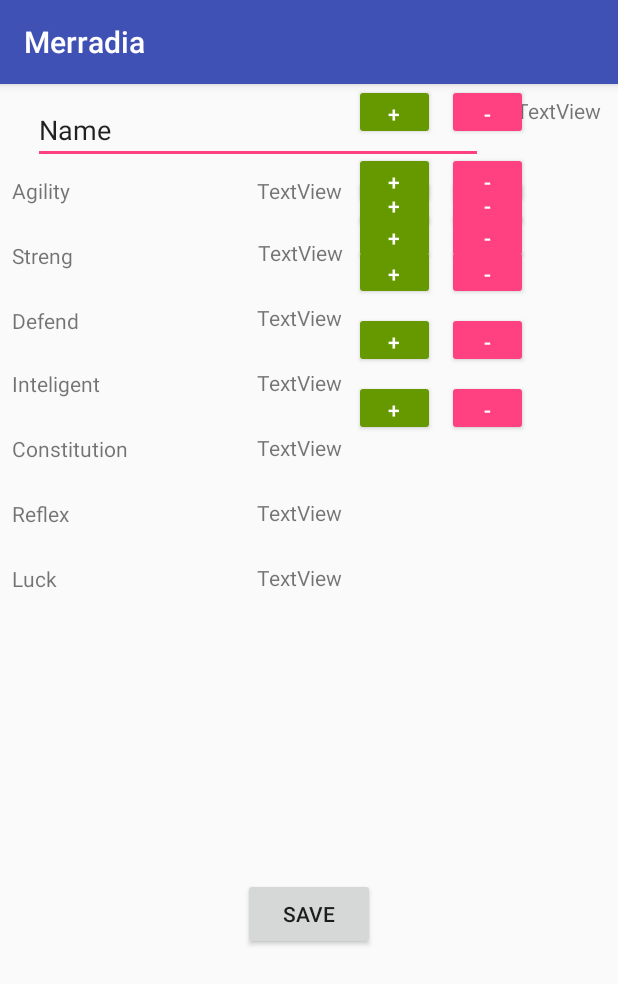
After one commit to DisasterSoft/Merradia, an Android app: the MakeCharakter screen opened directly, with no data from a screen before it, on a phone screen of 412 x 824 dp. The commit adds this screen. Shown: the top 984 px of the screen. Run offline under Robolectric (Android 15) with nearby library versions, the phone set to English and light mode, and no system bars.

Commit message:
make charakter
in progress

```diff
--- a/app/build.gradle
+++ b/app/build.gradle
@@ -10,9 +10,9 @@ android {
         versionName "1.0"
         testInstrumentationRunner "android.support.test.runner.AndroidJUnitRunner"
 
-            lintOptions {
-                abortOnError false
-            }
+        lintOptions {
+            abortOnError false
+        }
     }
     buildTypes {
         release {
--- /dev/null
+++ b/app/src/main/java/com/ewulusen/disastersoft/merradia/MakeCharakter.java
@@ -0,0 +1,13 @@
+package com.ewulusen.disastersoft.merradia;
+
+import android.support.v7.app.AppCompatActivity;
+import android.os.Bundle;
+
+public class MakeCharakter extends AppCompatActivity {
+
+    @Override
+    protected void onCreate(Bundle savedInstanceState) {
+        super.onCreate(savedInstanceState);
+        setContentView(R.layout.activity_make_charakter);
+    }
+}
--- a/app/src/main/java/com/ewulusen/disastersoft/merradia/mainScreen.java
+++ b/app/src/main/java/com/ewulusen/disastersoft/merradia/mainScreen.java
@@ -4,6 +4,8 @@ import android.content.Intent;
 import android.database.Cursor;
 import android.support.v7.app.AppCompatActivity;
 import android.os.Bundle;
+import android.view.View;
+import android.widget.Button;
 import android.widget.TextView;
 
 public class mainScreen extends AppCompatActivity {
@@ -11,6 +13,7 @@ public class mainScreen extends AppCompatActivity {
     public static String id;
     databaseHelper userDB;
     TextView kiir;
+    Button mkchar,editChar,fight;
     @Override
     protected void onCreate(Bundle savedInstanceState) {
         super.onCreate(savedInstanceState);
@@ -29,6 +32,18 @@ public class mainScreen extends AppCompatActivity {
             findViewById(R.id.fight).setEnabled(false);
             findViewById(R.id.editChar).setEnabled(false);
         }
+        mkchar=findViewById(R.id.makechar);
+        mkchar.setOnClickListener(new View.OnClickListener() {
+            @Override
+            public void onClick(View view) {
+                Intent intent2 = null;
+                intent2 = new Intent(mainScreen.this, MakeCharakter.class);
+                intent2.putExtra("datas", id);
+                startActivity(intent2);
+                finish();
+            }
+        });
+
 
     }
 }
--- a/app/src/main/res/layout/activity_main_screen.xml
+++ b/app/src/main/res/layout/activity_main_screen.xml
@@ -28,7 +28,6 @@
         android:text="@string/mkchar"
         app:layout_constraintBottom_toTopOf="@+id/imageView2"
         app:layout_constraintEnd_toEndOf="parent"
-        app:layout_constraintHorizontal_bias="1.0"
         app:layout_constraintStart_toStartOf="parent"
         app:layout_constraintTop_toBottomOf="@+id/editChar"
         app:layout_constraintVertical_bias="0.0" />
--- /dev/null
+++ b/app/src/main/res/layout/activity_make_charakter.xml
@@ -0,0 +1,368 @@
+<?xml version="1.0" encoding="utf-8"?>
+<android.support.constraint.ConstraintLayout xmlns:android="http://schemas.android.com/apk/res/android"
+    xmlns:app="http://schemas.android.com/apk/res-auto"
+    xmlns:tools="http://schemas.android.com/tools"
+    android:layout_width="match_parent"
+    android:layout_height="match_parent"
+    android:backgroundTint="@android:color/holo_green_dark"
+    tools:context="com.ewulusen.disastersoft.merradia.MakeCharakter">
+
+    <EditText
+        android:id="@+id/editText"
+        android:layout_width="300dp"
+        android:layout_height="wrap_content"
+        android:layout_marginEnd="8dp"
+        android:layout_marginStart="8dp"
+        android:layout_marginTop="8dp"
+        android:ems="10"
+        android:inputType="textPersonName"
+        android:text="Name"
+        app:layout_constraintEnd_toStartOf="@+id/textView15"
+        app:layout_constraintStart_toStartOf="parent"
+        app:layout_constraintTop_toTopOf="parent" />
+
+    <TextView
+        android:id="@+id/textView2"
+        android:layout_width="wrap_content"
+        android:layout_height="wrap_content"
+        android:layout_marginEnd="8dp"
+        android:layout_marginStart="8dp"
+        android:layout_marginTop="8dp"
+        android:text="@string/agi"
+        app:layout_constraintEnd_toStartOf="@+id/textView9"
+        app:layout_constraintHorizontal_bias="0.0"
+        app:layout_constraintStart_toStartOf="parent"
+        app:layout_constraintTop_toBottomOf="@+id/editText" />
+
+    <TextView
+        android:id="@+id/textView3"
+        android:layout_width="wrap_content"
+        android:layout_height="19dp"
+        android:layout_marginEnd="8dp"
+        android:layout_marginStart="8dp"
+        android:layout_marginTop="24dp"
+        android:text="@string/str"
+        app:layout_constraintEnd_toStartOf="@+id/textView10"
+        app:layout_constraintHorizontal_bias="0.0"
+        app:layout_constraintStart_toStartOf="parent"
+        app:layout_constraintTop_toBottomOf="@+id/textView2" />
+
+    <TextView
+        android:id="@+id/textView4"
+        android:layout_width="wrap_content"
+        android:layout_height="18dp"
+        android:layout_marginEnd="8dp"
+        android:layout_marginStart="8dp"
+        android:layout_marginTop="24dp"
+        android:text="@string/def"
+        app:layout_constraintEnd_toStartOf="@+id/textView11"
+        app:layout_constraintHorizontal_bias="0.0"
+        app:layout_constraintStart_toStartOf="parent"
+        app:layout_constraintTop_toBottomOf="@+id/textView3" />
+
+    <TextView
+        android:id="@+id/textView5"
+        android:layout_width="wrap_content"
+        android:layout_height="wrap_content"
+        android:layout_marginEnd="8dp"
+        android:layout_marginStart="8dp"
+        android:layout_marginTop="24dp"
+        android:text="@string/inte"
+        app:layout_constraintEnd_toStartOf="@+id/textView12"
+        app:layout_constraintHorizontal_bias="0.0"
+        app:layout_constraintStart_toStartOf="parent"
+        app:layout_constraintTop_toBottomOf="@+id/textView4" />
+
+    <TextView
+        android:id="@+id/textView6"
+        android:layout_width="wrap_content"
+        android:layout_height="wrap_content"
+        android:layout_marginEnd="8dp"
+        android:layout_marginStart="8dp"
+        android:layout_marginTop="24dp"
+        android:text="@string/con"
+        app:layout_constraintEnd_toStartOf="@+id/textView13"
+        app:layout_constraintHorizontal_bias="0.0"
+        app:layout_constraintStart_toStartOf="parent"
+        app:layout_constraintTop_toBottomOf="@+id/textView5" />
+
+    <TextView
+        android:id="@+id/textView7"
+        android:layout_width="wrap_content"
+        android:layout_height="wrap_content"
+        android:layout_marginEnd="8dp"
+        android:layout_marginStart="8dp"
+        android:layout_marginTop="24dp"
+        android:text="@string/ref"
+        app:layout_constraintEnd_toStartOf="@+id/textView14"
+        app:layout_constraintHorizontal_bias="0.0"
+        app:layout_constraintStart_toStartOf="parent"
+        app:layout_constraintTop_toBottomOf="@+id/textView6" />
+
+    <TextView
+        android:id="@+id/textView9"
+        android:layout_width="wrap_content"
+        android:layout_height="17dp"
+        android:layout_marginEnd="8dp"
+        android:layout_marginTop="8dp"
+        android:text="TextView"
+        app:layout_constraintEnd_toStartOf="@+id/button"
+        app:layout_constraintTop_toBottomOf="@+id/editText" />
+
+    <TextView
+        android:id="@+id/textView10"
+        android:layout_width="60dp"
+        android:layout_height="19dp"
+        android:layout_marginEnd="4dp"
+        android:layout_marginTop="24dp"
+        android:text="TextView"
+        app:layout_constraintEnd_toStartOf="@+id/button3"
+        app:layout_constraintTop_toBottomOf="@+id/textView9" />
+
+    <TextView
+        android:id="@+id/textView11"
+        android:layout_width="wrap_content"
+        android:layout_height="wrap_content"
+        android:layout_marginEnd="8dp"
+        android:layout_marginTop="24dp"
+        android:text="TextView"
+        app:layout_constraintEnd_toStartOf="@+id/button5"
+        app:layout_constraintTop_toBottomOf="@+id/textView10" />
+
+    <TextView
+        android:id="@+id/textView12"
+        android:layout_width="wrap_content"
+        android:layout_height="wrap_content"
+        android:layout_marginEnd="8dp"
+        android:layout_marginTop="24dp"
+        android:text="TextView"
+        app:layout_constraintEnd_toStartOf="@+id/button6"
+        app:layout_constraintTop_toBottomOf="@+id/textView11" />
+
+    <TextView
+        android:id="@+id/textView13"
+        android:layout_width="wrap_content"
+        android:layout_height="wrap_content"
+        android:layout_marginEnd="8dp"
+        android:layout_marginTop="24dp"
+        android:text="TextView"
+        app:layout_constraintEnd_toStartOf="@+id/button9"
+        app:layout_constraintTop_toBottomOf="@+id/textView12" />
+
+    <TextView
+        android:id="@+id/textView14"
+        android:layout_width="wrap_content"
+        android:layout_height="wrap_content"
+        android:layout_marginEnd="8dp"
+        android:layout_marginTop="24dp"
+        android:text="TextView"
+        app:layout_constraintEnd_toStartOf="@+id/button11"
+        app:layout_constraintTop_toBottomOf="@+id/textView13" />
+
+    <Button
+        android:id="@+id/button"
+        style="@style/Widget.AppCompat.Button.Colored"
+        android:layout_width="54dp"
+        android:layout_height="37dp"
+        android:layout_marginEnd="8dp"
+        android:layout_marginTop="8dp"
+        android:backgroundTint="@android:color/holo_green_dark"
+        android:text="+"
+        android:textColorLink="@android:color/holo_green_dark"
+        app:layout_constraintEnd_toStartOf="@+id/button2"
+        app:layout_constraintTop_toBottomOf="@+id/editText" />
+
+    <Button
+        android:id="@+id/button2"
+        style="@style/Widget.AppCompat.Button.Colored"
+        android:layout_width="54dp"
+        android:layout_height="37dp"
+        android:layout_marginEnd="60dp"
+        android:layout_marginTop="8dp"
+        android:text="-"
+        app:layout_constraintEnd_toEndOf="parent"
+        app:layout_constraintTop_toBottomOf="@+id/editText" />
+
+    <Button
+        android:id="@+id/button3"
+        style="@style/Widget.AppCompat.Button.Colored"
+        android:layout_width="54dp"
+        android:layout_height="37dp"
+        android:layout_marginEnd="8dp"
+        android:layout_marginTop="8dp"
+        android:backgroundTint="@android:color/holo_green_dark"
+        android:text="+"
+        app:layout_constraintEnd_toStartOf="@+id/button4"
+        app:layout_constraintTop_toBottomOf="@+id/button" />
+
+    <Button
+        android:id="@+id/button4"
+        style="@style/Widget.AppCompat.Button.Colored"
+        android:layout_width="54dp"
+        android:layout_height="37dp"
+        android:layout_marginEnd="60dp"
+        android:layout_marginTop="8dp"
+        android:text="-"
+        app:layout_constraintEnd_toEndOf="parent"
+        app:layout_constraintTop_toBottomOf="@+id/button2" />
+
+    <Button
+        android:id="@+id/button5"
+        style="@style/Widget.AppCompat.Button.Colored"
+        android:layout_width="54dp"
+        android:layout_height="37dp"
+        android:layout_marginEnd="8dp"
+        android:layout_marginTop="8dp"
+        android:backgroundTint="@android:color/holo_green_dark"
+        android:text="+"
+        app:layout_constraintEnd_toStartOf="@+id/button7"
+        app:layout_constraintTop_toBottomOf="@+id/button3" />
+
+    <Button
+        android:id="@+id/button6"
+        style="@style/Widget.AppCompat.Button.Colored"
+        android:layout_width="54dp"
+        android:layout_height="37dp"
+        android:layout_marginEnd="8dp"
+        android:layout_marginTop="8dp"
+        android:backgroundTint="@android:color/holo_green_dark"
+        android:text="+"
+        app:layout_constraintEnd_toStartOf="@+id/button8"
+        app:layout_constraintTop_toBottomOf="@+id/button5" />
+
+    <Button
+        android:id="@+id/button7"
+        style="@style/Widget.AppCompat.Button.Colored"
+        android:layout_width="54dp"
+        android:layout_height="37dp"
+        android:layout_marginEnd="60dp"
+        android:layout_marginTop="8dp"
+        android:text="-"
+        app:layout_constraintEnd_toEndOf="parent"
+        app:layout_constraintTop_toBottomOf="@+id/button4" />
+
+    <Button
+        android:id="@+id/button8"
+        style="@style/Widget.AppCompat.Button.Colored"
+        android:layout_width="54dp"
+        android:layout_height="37dp"
+        android:layout_marginEnd="60dp"
+        android:layout_marginTop="8dp"
+        android:text="-"
+        app:layout_constraintEnd_toEndOf="parent"
+        app:layout_constraintTop_toBottomOf="@+id/button7" />
+
+    <Button
+        android:id="@+id/button9"
+        style="@style/Widget.AppCompat.Button.Colored"
+        android:layout_width="54dp"
+        android:layout_height="37dp"
+        android:layout_marginEnd="8dp"
+        android:backgroundTint="@android:color/holo_green_dark"
+        android:text="+"
+        app:layout_constraintEnd_toStartOf="@+id/button10"
+        tools:layout_editor_absoluteY="228dp" />
+
+    <Button
+        android:id="@+id/button10"
+        style="@style/Widget.AppCompat.Button.Colored"
+        android:layout_width="54dp"
+        android:layout_height="37dp"
+        android:layout_marginEnd="60dp"
+        android:text="-"
+        app:layout_constraintEnd_toEndOf="parent"
+        tools:layout_editor_absoluteY="228dp" />
+
+    <Button
+        android:id="@+id/button11"
+        style="@style/Widget.AppCompat.Button.Colored"
+        android:layout_width="54dp"
+        android:layout_height="37dp"
+        android:layout_marginEnd="8dp"
+        android:layout_marginTop="8dp"
+        android:backgroundTint="@android:color/holo_green_dark"
+        android:text="+"
+        app:layout_constraintEnd_toStartOf="@+id/button12"
+        app:layout_constraintTop_toBottomOf="@+id/button9" />
+
+    <Button
+        android:id="@+id/button12"
+        style="@style/Widget.AppCompat.Button.Colored"
+        android:layout_width="54dp"
+        android:layout_height="37dp"
+        android:layout_marginEnd="60dp"
+        android:layout_marginTop="8dp"
+        android:text="-"
+        app:layout_constraintEnd_toEndOf="parent"
+        app:layout_constraintTop_toBottomOf="@+id/button10" />
+
+    <TextView
+        android:id="@+id/textView15"
+        android:layout_width="60dp"
+        android:layout_height="42dp"
+        android:layout_marginEnd="8dp"
+        android:layout_marginTop="8dp"
+        android:text="TextView"
+        app:layout_constraintEnd_toEndOf="parent"
+        app:layout_constraintTop_toTopOf="parent" />
+
+    <TextView
+        android:id="@+id/textView16"
+        android:layout_width="wrap_content"
+        android:layout_height="wrap_content"
+        android:layout_marginEnd="132dp"
+        android:layout_marginStart="8dp"
+        android:layout_marginTop="24dp"
+        android:text="@string/luck"
+        app:layout_constraintEnd_toStartOf="@+id/textView17"
+        app:layout_constraintHorizontal_bias="0.0"
+        app:layout_constraintStart_toStartOf="parent"
+        app:layout_constraintTop_toBottomOf="@+id/textView7" />
+
+    <TextView
+        android:id="@+id/textView17"
+        android:layout_width="wrap_content"
+        android:layout_height="wrap_content"
+        android:layout_marginEnd="8dp"
+        android:layout_marginTop="24dp"
+        android:text="TextView"
+        app:layout_constraintEnd_toStartOf="@+id/button13"
+        app:layout_constraintTop_toBottomOf="@+id/textView14" />
+
+    <Button
+        android:id="@+id/button13"
+        style="@style/Widget.AppCompat.Button.Colored"
+        android:layout_width="54dp"
+        android:layout_height="37dp"
+        android:layout_marginEnd="8dp"
+        android:backgroundTint="@android:color/holo_green_dark"
+        android:text="+"
+        app:layout_constraintEnd_toStartOf="@+id/button15"
+        app:layout_constraintTop_toBottomOf="@+id/button11" />
+
+    <Button
+        android:id="@+id/button14"
+        android:layout_width="wrap_content"
+        android:layout_height="wrap_content"
+        android:layout_marginBottom="8dp"
+        android:layout_marginEnd="8dp"
+        android:layout_marginStart="8dp"
+        android:layout_marginTop="8dp"
+        android:text="@string/save"
+        app:layout_constraintBottom_toBottomOf="parent"
+        app:layout_constraintEnd_toEndOf="parent"
+        app:layout_constraintStart_toStartOf="parent"
+        app:layout_constraintTop_toBottomOf="@+id/textView17"
+        tools:text="@string/save" />
+
+    <Button
+        android:id="@+id/button15"
+        style="@style/Widget.AppCompat.Button.Colored"
+        android:layout_width="54dp"
+        android:layout_height="37dp"
+        android:layout_marginEnd="60dp"
+        android:text="-"
+        app:layout_constraintEnd_toEndOf="parent"
+        app:layout_constraintTop_toBottomOf="@+id/button12" />
+
+</android.support.constraint.ConstraintLayout>
--- a/app/src/main/res/values/strings.xml
+++ b/app/src/main/res/values/strings.xml
@@ -6,6 +6,18 @@
     <string name="mkchar">Make Charakters</string>
     <string name="editchar">EditCharakters</string>
     <string name="fight">Fight</string>
+    <string name="agi">Agility</string>
+    <string name="str">Streng</string>
+    <string name="con">Constitution</string>
+    <string name="def">Defend</string>
+    <string name="ref">Reflex</string>
+    <string name="luck">Luck</string>
+    <string name="ac">AC</string>
+    <string name="mc">MC</string>
+    <string name="inte">Inteligent</string>
+    <string name="move">Move</string>
+    <string name="dmg">DMG</string>
+    <string name="save">save</string>
     <string name="prompt_password">Password (optional)</string>
     <string name="action_sign_in">Sign in or register</string>
     <string name="action_sign_in_short">Sign in</string>
```
Also changed, not shown: app/src/main/AndroidManifest.xml (+6 -6 lines).
